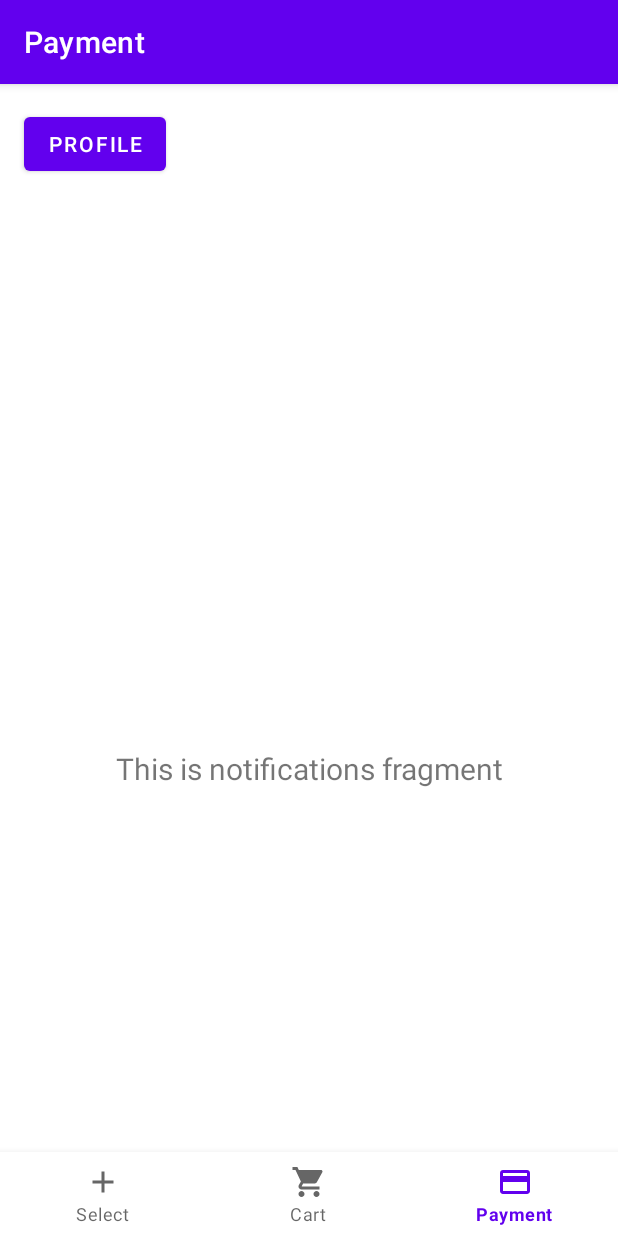
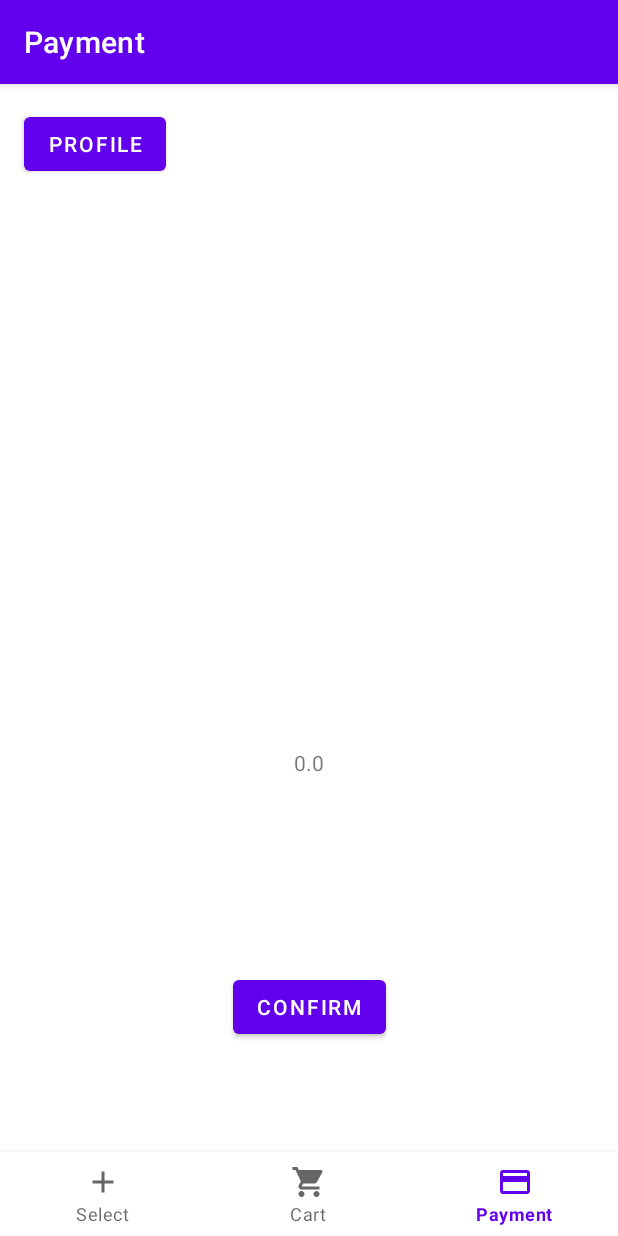
Before and after one commit to MuhammadAIkram/AndroidProjetMaraicher, an Android app: the PaiementFragment screen opened through its navigation route, on a phone screen of 412 x 824 dp. Run offline under Robolectric (Android 15) with nearby library versions, the phone set to English and light mode, and no system bars; our stand-ins replace navigation-ui; network calls fail; 7 statements that could not run were skipped.

Commit message:
confirmation finis, partie android finis?

```diff
--- a/Application/app/src/main/java/com/example/maraicherandroid/Activities/ProfileActivity.java
+++ b/Application/app/src/main/java/com/example/maraicherandroid/Activities/ProfileActivity.java
@@ -1,9 +1,11 @@
 package com.example.maraicherandroid.Activities;
 
+import android.annotation.SuppressLint;
 import android.content.Intent;
 import android.content.res.Configuration;
 import android.content.res.Resources;
 import android.view.View;
+import android.widget.TextView;
 import androidx.appcompat.app.AppCompatActivity;
 import android.os.Bundle;
 import com.example.maraicherandroid.Controller.Controller;
@@ -17,6 +19,9 @@ public class ProfileActivity extends AppCompatActivity {
     protected void onCreate(Bundle savedInstanceState) {
         super.onCreate(savedInstanceState);
         setContentView(R.layout.activity_profile);
+
+        @SuppressLint({"MissingInflatedId", "LocalSuppress"}) TextView totalTextView = findViewById(R.id.usernametextview);
+        totalTextView.setText(Controller.getInstance().getUser());
     }
 
     public void onLogout(View v){
--- a/Application/app/src/main/java/com/example/maraicherandroid/Activities/ui/paiement/PaiementFragment.java
+++ b/Application/app/src/main/java/com/example/maraicherandroid/Activities/ui/paiement/PaiementFragment.java
@@ -4,10 +4,16 @@ import android.os.Bundle;
 import android.view.LayoutInflater;
 import android.view.View;
 import android.view.ViewGroup;
+import android.widget.Button;
 import android.widget.TextView;
 import androidx.annotation.NonNull;
 import androidx.fragment.app.Fragment;
 import androidx.lifecycle.ViewModelProvider;
+import com.example.maraicherandroid.Activities.ui.select.SelectFragment;
+import com.example.maraicherandroid.Controller.Controller;
+import com.example.maraicherandroid.R;
+import com.example.maraicherandroid.Requetes.ConfirmTask;
+import com.example.maraicherandroid.Requetes.SuivanteTask;
 import com.example.maraicherandroid.databinding.FragmentPaiementBinding;
 
 public class PaiementFragment extends Fragment {
@@ -22,9 +28,24 @@ public class PaiementFragment extends Fragment {
         binding = FragmentPaiementBinding.inflate(inflater, container, false);
         View root = binding.getRoot();
 
-        final TextView textView = binding.textNotifications;
-        notificationsViewModel.getText().observe(getViewLifecycleOwner(), textView::setText);
+        TextView totalTextView = root.findViewById(R.id.textViewTotalCaddie);
+        totalTextView.setText(String.valueOf(Controller.getInstance().getTotalCaddie()));
+
+        Button myButtonConfirm = root.findViewById(R.id.buttonConfirm);
+        myButtonConfirm.setOnClickListener(new View.OnClickListener() {
+            @Override
+            public void onClick(View v) {
+                new ConfirmTask(PaiementFragment.this).execute();
+            }
+        });
+
         return root;
+    }
+
+    public void updateTotale(){
+        View rootView =  binding.getRoot();
+        TextView totalTextView = rootView.findViewById(R.id.textViewTotalCaddie);
+        totalTextView.setText(String.valueOf(Controller.getInstance().getTotalCaddie()));
     }
 
     @Override
--- a/Application/app/src/main/res/layout/fragment_paiement.xml
+++ b/Application/app/src/main/res/layout/fragment_paiement.xml
@@ -6,18 +6,16 @@
         android:layout_width="match_parent"
         android:layout_height="match_parent"
         tools:context=".Activities.ui.paiement.PaiementFragment">
-
     <TextView
-            android:id="@+id/text_notifications"
-            android:layout_width="match_parent"
-            android:layout_height="wrap_content"
-            android:layout_marginStart="8dp"
-            android:layout_marginTop="8dp"
-            android:layout_marginEnd="8dp"
-            android:textAlignment="center"
-            android:textSize="20sp"
-            app:layout_constraintEnd_toEndOf="parent"
-            app:layout_constraintStart_toStartOf="parent"
-            app:layout_constraintTop_toTopOf="parent"
-            app:layout_constraintBottom_toBottomOf="parent"/>
+            android:layout_width="wrap_content"
+            android:layout_height="wrap_content" android:id="@+id/textViewTotalCaddie"
+            app:layout_constraintEnd_toEndOf="parent" app:layout_constraintStart_toStartOf="parent"
+            app:layout_constraintBottom_toBottomOf="parent" app:layout_constraintTop_toTopOf="parent"/>
+    <Button
+            android:text="@string/ConfirmButton"
+            android:layout_width="wrap_content"
+            android:layout_height="wrap_content" android:id="@+id/buttonConfirm"
+            app:layout_constraintTop_toBottomOf="@+id/textViewTotalCaddie"
+            app:layout_constraintBottom_toBottomOf="parent" app:layout_constraintEnd_toEndOf="parent"
+            app:layout_constraintStart_toStartOf="parent"/>
 </androidx.constraintlayout.widget.ConstraintLayout>
--- a/Application/app/src/main/res/values/strings.xml
+++ b/Application/app/src/main/res/values/strings.xml
@@ -18,4 +18,5 @@
     <string name="achat_button">Buy</string>
     <string name="Delete">Delete</string>
     <string name="DeleteAll">Delete All</string>
+    <string name="ConfirmButton">Confirm</string>
 </resources>
```
Also changed, not shown: Application/app/src/main/java/com/example/maraicherandroid/Controller/Controller.java (+52 -0 lines), Application/app/src/main/java/com/example/maraicherandroid/Requetes/ConfirmTask.java (added, +46 -0 lines), Application/app/src/main/res/layout/activity_profile.xml (+8 -2 lines), 1 other file.
